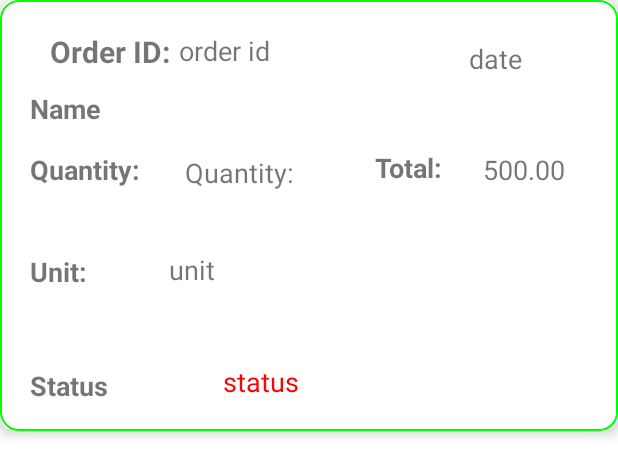
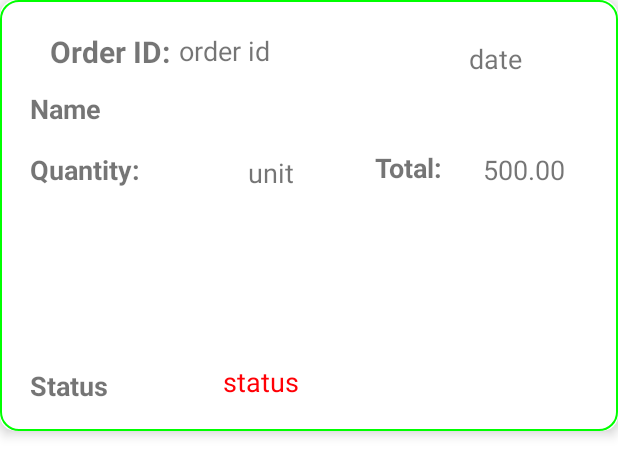
Before and after one commit to CB007753/PharmacyManagementSystem, an Android app: the layout list_order_history.xml on its own in the app's theme, with its tools: preview values and no code run, on a phone screen of 412 x 824 dp. Shown: the top 476 px of the screen. Run offline under Robolectric (Android 15) with nearby library versions, the phone set to English and light mode, and no system bars.

```diff
--- a/app/src/main/java/com/example/pharmacy_management_system/Client/API_Interface.java
+++ b/app/src/main/java/com/example/pharmacy_management_system/Client/API_Interface.java
@@ -1,9 +1,12 @@
 package com.example.pharmacy_management_system.Client;
 
 import com.example.pharmacy_management_system.JsonResponse.LoginRespo;
+import com.example.pharmacy_management_system.Model.Drugs;
 import com.example.pharmacy_management_system.Model.RegistrationDTO;
 
 //retrofit is a popular java and android library used to make sending and retrieving data to web service easier
+import java.util.List;
+
 import retrofit2.Call;
 import retrofit2.http.Body;
 import retrofit2.http.GET;
@@ -20,5 +23,8 @@ public interface API_Interface {
     Call<LoginRespo> getLoginResponse(@Path("username")String username,
                                       @Path("password")String password);
 
+    @GET("User/druglist")
+    Call<List<Drugs>> getAllDrugs();
+
 
 }
--- a/app/src/main/res/layout/list_order_history.xml
+++ b/app/src/main/res/layout/list_order_history.xml
@@ -81,7 +81,7 @@
             android:textStyle="bold" />
 
         <TextView
-            android:id="@+id/drug_qnty_order_history"
+            android:id="@+id/drug_unit_order_history"
             android:layout_width="wrap_content"
             android:layout_height="wrap_content"
             android:layout_alignParentRight="true"
@@ -91,7 +91,7 @@
             android:layout_marginRight="216dp"
             android:layout_marginBottom="160dp"
             android:gravity="center"
-            android:text="Quantity:"
+            android:text="unit"
             android:textAlignment="center"
             android:textSize="18dp" />
 
@@ -125,33 +125,9 @@
             android:textAlignment="center"
             android:textSize="18dp" />
 
-        <TextView
-            android:layout_width="wrap_content"
-            android:layout_height="wrap_content"
-            android:layout_alignParentBottom="true"
-            android:layout_marginLeft="20dp"
-            android:layout_marginTop="60dp"
-            android:layout_marginBottom="94dp"
-            android:gravity="center"
-            android:text="Unit:"
-            android:textAlignment="center"
-            android:textSize="18dp"
-            android:textStyle="bold" />
 
-        <TextView
-            android:id="@+id/drug_unit_order_history"
-            android:layout_width="147dp"
-            android:layout_height="36dp"
-            android:layout_alignParentRight="true"
-            android:layout_alignParentBottom="true"
-            android:layout_marginLeft="20dp"
-            android:layout_marginTop="60dp"
-            android:layout_marginRight="210dp"
-            android:layout_marginBottom="89dp"
-            android:gravity="center"
-            android:text="unit"
-            android:textAlignment="center"
-            android:textSize="18dp" />
+
+
 
         <TextView
             android:layout_width="wrap_content"
```
Also changed, not shown: app/src/main/java/com/example/pharmacy_management_system/Model/Drugs.java (+10 -10 lines), app/src/main/java/com/example/pharmacy_management_system/PharmacistHomeActivity.java (+111 -43 lines), app/src/main/res/layout/activity_pharmacist_order_receipt.xml (+3 -30 lines), app/src/main/res/layout/list_all_drugs.xml (+15 -4 lines).
